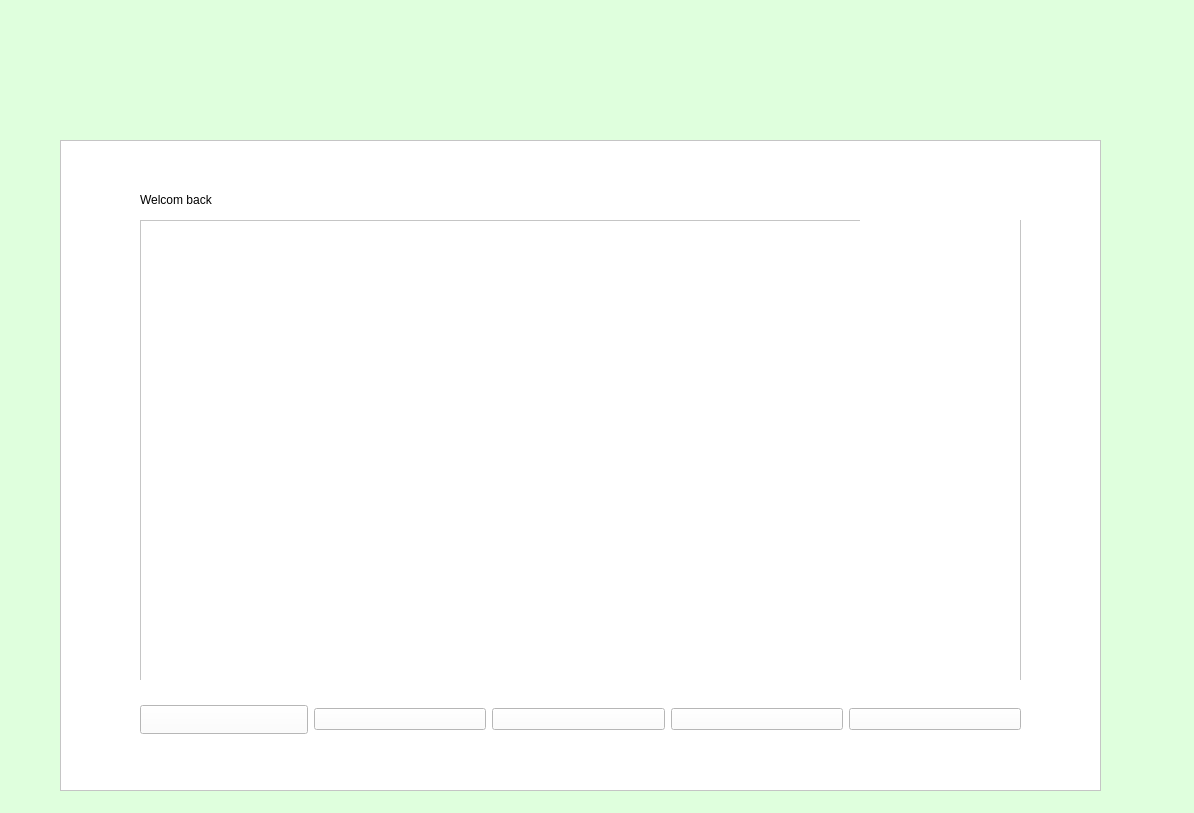
The window that spotify/artistwindow.ui (MobinaB21/Music-Player) describes before a commit, drawn with Qt 5.
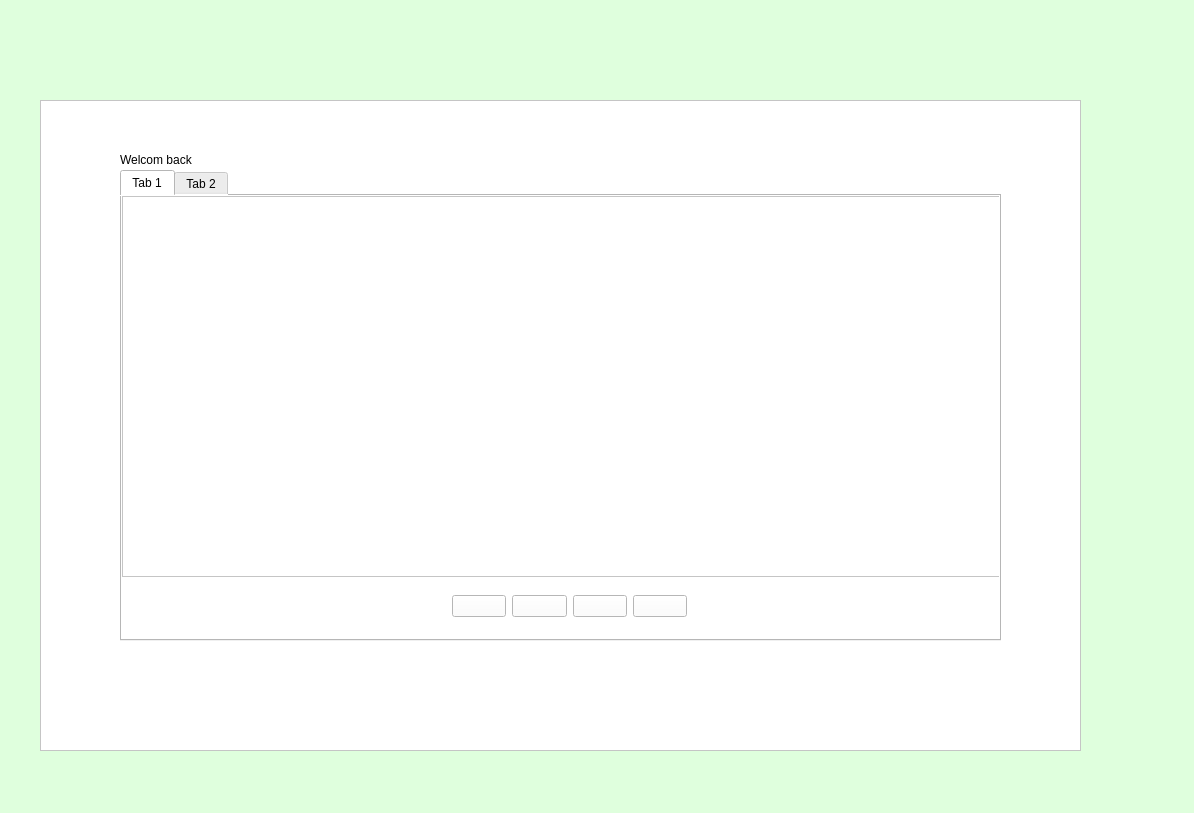
The same window after the commit. The open tabs and pages were chosen to show the change. Icons and pictures are not drawn.

The edit to the form file:
```diff
--- a/spotify/artistwindow.ui
+++ b/spotify/artistwindow.ui
@@ -19,8 +19,8 @@
   <widget class="QFrame" name="frame">
    <property name="geometry">
     <rect>
-     <x>60</x>
-     <y>140</y>
+     <x>40</x>
+     <y>100</y>
      <width>1041</width>
      <height>651</height>
     </rect>
@@ -35,128 +35,6 @@
    <property name="frameShadow">
     <enum>QFrame::Shadow::Raised</enum>
    </property>
-   <widget class="QListWidget" name="listWidget">
-    <property name="geometry">
-     <rect>
-      <x>80</x>
-      <y>80</y>
-      <width>881</width>
-      <height>461</height>
-     </rect>
-    </property>
-    <property name="styleSheet">
-     <string notr="true">color: rgb(255, 255, 255);</string>
-    </property>
-   </widget>
-   <widget class="QWidget" name="horizontalLayoutWidget">
-    <property name="geometry">
-     <rect>
-      <x>80</x>
-      <y>540</y>
-      <width>881</width>
-      <height>79</height>
-     </rect>
-    </property>
-    <layout class="QHBoxLayout" name="horizontalLayout">
-     <item>
-      <widget class="QPushButton" name="buttonAddalbum">
-       <property name="minimumSize">
-        <size>
-         <width>0</width>
-         <height>29</height>
-        </size>
-       </property>
-       <property name="maximumSize">
-        <size>
-         <width>168</width>
-         <height>16777215</height>
-        </size>
-       </property>
-       <property name="text">
-        <string/>
-       </property>
-       <property name="icon">
-        <iconset>
-         <normaloff>F:/screan shots/Screenshot 2026-07-11 215427.png</normaloff>F:/screan shots/Screenshot 2026-07-11 215427.png</iconset>
-       </property>
-       <property name="iconSize">
-        <size>
-         <width>40</width>
-         <height>40</height>
-        </size>
-       </property>
-      </widget>
-     </item>
-     <item>
-      <widget class="QPushButton" name="buttonAddmusic">
-       <property name="text">
-        <string/>
-       </property>
-       <property name="icon">
-        <iconset>
-         <normaloff>F:/screan shots/Screenshot 2026-07-11 215447.png</normaloff>F:/screan shots/Screenshot 2026-07-11 215447.png</iconset>
-       </property>
-       <property name="iconSize">
-        <size>
-         <width>40</width>
-         <height>40</height>
-        </size>
-       </property>
-      </widget>
-     </item>
-     <item>
-      <widget class="QPushButton" name="edit">
-       <property name="text">
-        <string/>
-       </property>
-       <property name="icon">
-        <iconset>
-         <normaloff>F:/screan shots/Screenshot 2026-07-11 215453.png</normaloff>F:/screan shots/Screenshot 2026-07-11 215453.png</iconset>
-       </property>
-       <property name="iconSize">
-        <size>
-         <width>40</width>
-         <height>40</height>
-        </size>
-       </property>
-      </widget>
-     </item>
-     <item>
-      <widget class="QPushButton" name="buttonDelete">
-       <property name="text">
-        <string/>
-       </property>
-       <property name="icon">
-        <iconset>
-         <normaloff>F:/screan shots/Screenshot 2026-07-11 215458.png</normaloff>F:/screan shots/Screenshot 2026-07-11 215458.png</iconset>
-       </property>
-       <property name="iconSize">
-        <size>
-         <width>40</width>
-         <height>40</height>
-        </size>
-       </property>
-      </widget>
-     </item>
-     <item>
-      <widget class="QPushButton" name="buttonLogout">
-       <property name="text">
-        <string/>
-       </property>
-       <property name="icon">
-        <iconset>
-         <normaloff>F:/screan shots/Screenshot 2026-07-11 215505.png</normaloff>F:/screan shots/Screenshot 2026-07-11 215505.png</iconset>
-       </property>
-       <property name="iconSize">
-        <size>
-         <width>40</width>
-         <height>40</height>
-        </size>
-       </property>
-      </widget>
-     </item>
-    </layout>
-   </widget>
    <widget class="QLabel" name="label_2">
     <property name="geometry">
      <rect>
@@ -173,31 +51,252 @@
      <string>Welcom back</string>
     </property>
    </widget>
-   <widget class="QWidget" name="verticalLayoutWidget">
+   <widget class="QTabWidget" name="tabWidget">
     <property name="geometry">
      <rect>
-      <x>800</x>
-      <y>80</y>
-      <width>160</width>
-      <height>80</height>
+      <x>80</x>
+      <y>70</y>
+      <width>881</width>
+      <height>471</height>
      </rect>
     </property>
-    <layout class="QVBoxLayout" name="verticalLayout">
-     <item>
-      <widget class="QLabel" name="lblYear">
-       <property name="text">
-        <string/>
-       </property>
-      </widget>
-     </item>
-     <item>
-      <widget class="QLabel" name="lblGenre">
-       <property name="text">
-        <string/>
-       </property>
-      </widget>
-     </item>
-    </layout>
+    <property name="currentIndex">
+     <number>1</number>
+    </property>
+    <widget class="QWidget" name="songs">
+     <attribute name="title">
+      <string>Tab 1</string>
+     </attribute>
+     <widget class="QWidget" name="horizontalLayoutWidget_2">
+      <property name="geometry">
+       <rect>
+        <x>330</x>
+        <y>380</y>
+        <width>235</width>
+        <height>61</height>
+       </rect>
+      </property>
+      <layout class="QHBoxLayout" name="horizontalLayout_2">
+       <item>
+        <widget class="QPushButton" name="buttonAddmusic">
+         <property name="text">
+          <string/>
+         </property>
+         <property name="icon">
+          <iconset>
+           <normaloff>F:/screan shots/Screenshot 2026-07-11 215447.png</normaloff>F:/screan shots/Screenshot 2026-07-11 215447.png</iconset>
+         </property>
+         <property name="iconSize">
+          <size>
+           <width>40</width>
+           <height>40</height>
+          </size>
+         </property>
+        </widget>
+       </item>
+       <item>
+        <widget class="QPushButton" name="edit">
+         <property name="text">
+          <string/>
+         </property>
+         <property name="icon">
+          <iconset>
+           <normaloff>F:/screan shots/Screenshot 2026-07-11 215453.png</normaloff>F:/screan shots/Screenshot 2026-07-11 215453.png</iconset>
+         </property>
+         <property name="iconSize">
+          <size>
+           <width>40</width>
+           <height>40</height>
+          </size>
+         </property>
+        </widget>
+       </item>
+       <item>
+        <widget class="QPushButton" name="buttonDelete_2">
+         <property name="text">
+          <string/>
+         </property>
+         <property name="icon">
+          <iconset>
+           <normaloff>F:/screan shots/Screenshot 2026-07-11 215458.png</normaloff>F:/screan shots/Screenshot 2026-07-11 215458.png</iconset>
+         </property>
+         <property name="iconSize">
+          <size>
+           <width>40</width>
+           <height>40</height>
+          </size>
+         </property>
+        </widget>
+       </item>
+       <item>
+        <widget class="QPushButton" name="buttonLogout">
+         <property name="text">
+          <string/>
+         </property>
+         <property name="icon">
+          <iconset>
+           <normaloff>F:/screan shots/Screenshot 2026-07-11 215505.png</normaloff>F:/screan shots/Screenshot 2026-07-11 215505.png</iconset>
+         </property>
+         <property name="iconSize">
+          <size>
+           <width>40</width>
+           <height>40</height>
+          </size>
+         </property>
+        </widget>
+       </item>
+      </layout>
+     </widget>
+     <widget class="QWidget" name="verticalLayoutWidget">
+      <property name="geometry">
+       <rect>
+        <x>720</x>
+        <y>0</y>
+        <width>160</width>
+        <height>80</height>
+       </rect>
+      </property>
+      <layout class="QVBoxLayout" name="verticalLayout">
+       <item>
+        <widget class="QLabel" name="lblYear">
+         <property name="text">
+          <string/>
+         </property>
+        </widget>
+       </item>
+       <item>
+        <widget class="QLabel" name="lblGenre">
+         <property name="text">
+          <string/>
+         </property>
+        </widget>
+       </item>
+      </layout>
+     </widget>
+     <widget class="QListWidget" name="listWidgetSongs">
+      <property name="geometry">
+       <rect>
+        <x>0</x>
+        <y>0</y>
+        <width>881</width>
+        <height>381</height>
+       </rect>
+      </property>
+      <property name="styleSheet">
+       <string notr="true">color: rgb(255, 255, 255);</string>
+      </property>
+     </widget>
+    </widget>
+    <widget class="QWidget" name="albums">
+     <attribute name="title">
+      <string>Tab 2</string>
+     </attribute>
+     <widget class="QWidget" name="horizontalLayoutWidget">
+      <property name="geometry">
+       <rect>
+        <x>330</x>
+        <y>380</y>
+        <width>235</width>
+        <height>61</height>
+       </rect>
+      </property>
+      <layout class="QHBoxLayout" name="horizontalLayout">
+       <item>
+        <widget class="QPushButton" name="buttonAddalbum">
+         <property name="minimumSize">
+          <size>
+           <width>0</width>
+           <height>29</height>
+          </size>
+         </property>
+         <property name="maximumSize">
+          <size>
+           <width>168</width>
+           <height>16777215</height>
+          </size>
+         </property>
+         <property name="text">
+          <string/>
+         </property>
+         <property name="icon">
+          <iconset>
+           <normaloff>F:/screan shots/Screenshot 2026-07-11 215427.png</normaloff>F:/screan shots/Screenshot 2026-07-11 215427.png</iconset>
+         </property>
+         <property name="iconSize">
+          <size>
+           <width>40</width>
+           <height>40</height>
+          </size>
+         </property>
+        </widget>
+       </item>
+       <item>
+        <widget class="QPushButton" name="edit_2">
+         <property name="text">
+          <string/>
+         </property>
+         <property name="icon">
+          <iconset>
+           <normaloff>F:/screan shots/Screenshot 2026-07-11 215453.png</normaloff>F:/screan shots/Screenshot 2026-07-11 215453.png</iconset>
+         </property>
+         <property name="iconSize">
+          <size>
+           <width>40</width>
+           <height>40</height>
+          </size>
+         </property>
+        </widget>
+       </item>
+       <item>
+        <widget class="QPushButton" name="buttonDelete">
+         <property name="text">
+          <string/>
+         </property>
+         <property name="icon">
+          <iconset>
+           <normaloff>F:/screan shots/Screenshot 2026-07-11 215458.png</normaloff>F:/screan shots/Screenshot 2026-07-11 215458.png</iconset>
+         </property>
+         <property name="iconSize">
+          <size>
+           <width>40</width>
+           <height>40</height>
+          </size>
+         </property>
+        </widget>
+       </item>
+       <item>
+        <widget class="QPushButton" name="buttonLogout_2">
+         <property name="text">
+          <string/>
+         </property>
+         <property name="icon">
+          <iconset>
+           <normaloff>F:/screan shots/Screenshot 2026-07-11 215505.png</normaloff>F:/screan shots/Screenshot 2026-07-11 215505.png</iconset>
+         </property>
+         <property name="iconSize">
+          <size>
+           <width>40</width>
+           <height>40</height>
+          </size>
+         </property>
+        </widget>
+       </item>
+      </layout>
+     </widget>
+     <widget class="QListWidget" name="listWidget_2">
+      <property name="geometry">
+       <rect>
+        <x>0</x>
+        <y>0</y>
+        <width>881</width>
+        <height>381</height>
+       </rect>
+      </property>
+      <property name="styleSheet">
+       <string notr="true">color: rgb(255, 255, 255);</string>
+      </property>
+     </widget>
+    </widget>
    </widget>
   </widget>
  </widget>
```
